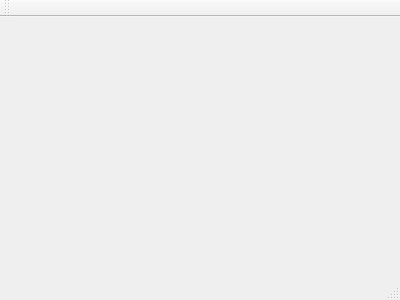
This is mainWindow.ui in jarmovh/arduinoSerial as Qt 5 draws it before an edit. The edited form follows.
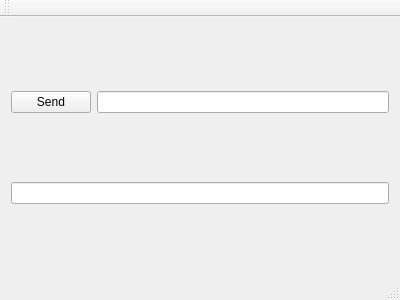
This is the edited form.

The edit to the form file:
```diff
--- a/mainWindow.ui
+++ b/mainWindow.ui
@@ -12,13 +12,56 @@
   <property name="windowTitle" >
    <string>mainWindow</string>
   </property>
-  <widget class="QMenuBar" name="menuBar" />
-  <widget class="QToolBar" name="mainToolBar" />
-  <widget class="QWidget" name="centralWidget" />
-  <widget class="QStatusBar" name="statusBar" />
+  <widget class="QWidget" name="centralWidget">
+   <layout class="QVBoxLayout" name="verticalLayout">
+    <item>
+     <layout class="QHBoxLayout" name="horizontalLayout">
+      <item>
+       <widget class="QPushButton" name="sendButton">
+        <property name="text">
+         <string>Send</string>
+        </property>
+       </widget>
+      </item>
+      <item>
+       <widget class="QLineEdit" name="sendLineEdit"/>
+      </item>
+     </layout>
+    </item>
+    <item>
+     <layout class="QHBoxLayout" name="horizontalLayout_2">
+      <item>
+       <widget class="QLineEdit" name="inputLineEdit">
+        <property name="readOnly">
+         <bool>true</bool>
+        </property>
+       </widget>
+      </item>
+     </layout>
+    </item>
+   </layout>
+  </widget>
+  <widget class="QMenuBar" name="menuBar">
+   <property name="geometry">
+    <rect>
+     <x>0</x>
+     <y>0</y>
+     <width>400</width>
+     <height>25</height>
+    </rect>
+   </property>
+  </widget>
+  <widget class="QToolBar" name="mainToolBar">
+   <attribute name="toolBarArea">
+    <enum>TopToolBarArea</enum>
+   </attribute>
+   <attribute name="toolBarBreak">
+    <bool>false</bool>
+   </attribute>
+  </widget>
+  <widget class="QStatusBar" name="statusBar"/>
  </widget>
- <layoutDefault spacing="6" margin="11" />
- <pixmapfunction></pixmapfunction>
+ <layoutdefault spacing="6" margin="11"/>
  <resources/>
  <connections/>
 </ui>
```
Left out of the diff: 7 changed lines with no effect on the pictures.
